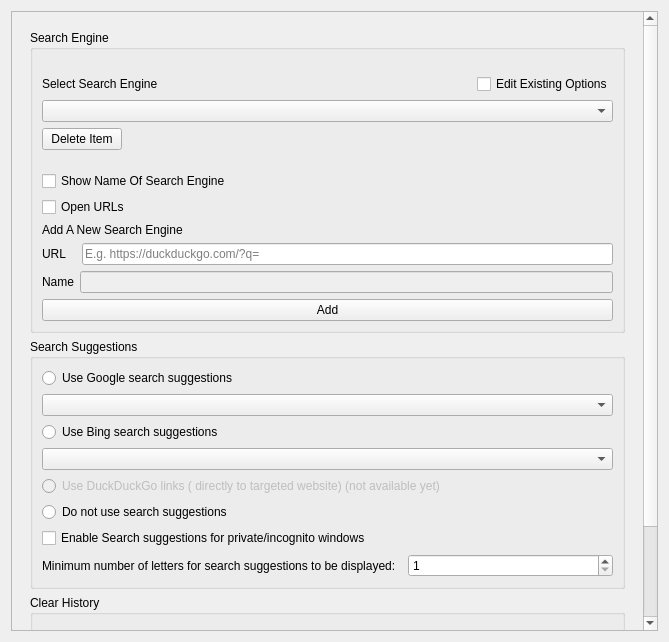
Above: src/config/quick_web_shortcuts_config.ui from alex1701c/QuickWebShortcuts before the change. Below: the same form after it.
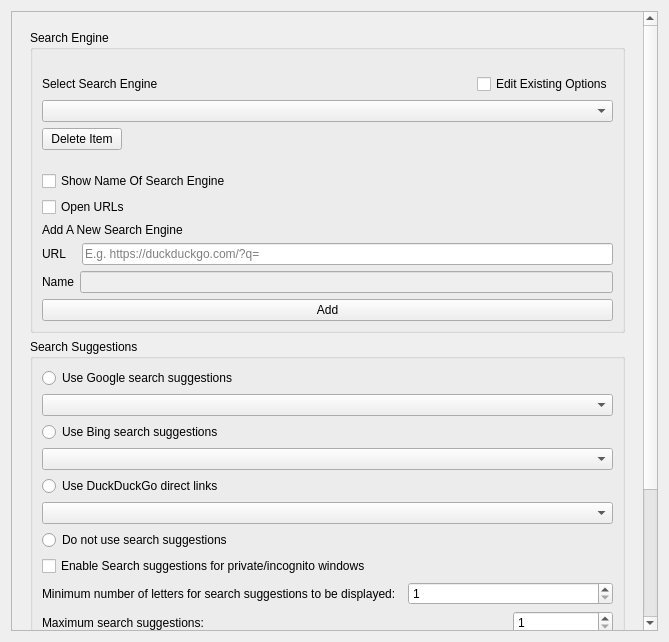
That is the form after the change. Icons and pictures are not drawn.

Commit message: Implement DuckDuckGo direct urls

What changed in the file:
```diff
--- a/src/config/quick_web_shortcuts_config.ui
+++ b/src/config/quick_web_shortcuts_config.ui
@@ -27,9 +27,9 @@
       <property name="geometry">
        <rect>
         <x>0</x>
-        <y>0</y>
+        <y>-292</y>
         <width>633</width>
-        <height>840</height>
+        <height>918</height>
        </rect>
       </property>
       <layout class="QGridLayout" name="gridLayout_2">
@@ -255,13 +255,16 @@
              <item>
               <widget class="QRadioButton" name="duckDuckGoRadioButton">
                <property name="enabled">
-                <bool>false</bool>
+                <bool>true</bool>
                </property>
                <property name="text">
-                <string>Use DuckDuckGo links ( directly to targeted website) (not available yet)</string>
+                <string>Use DuckDuckGo direct links</string>
                </property>
               </widget>
              </item>
+             <item>
+              <widget class="QComboBox" name="duckDuckGoLanguageComboBox"/>
+             </item>
              <item>
               <widget class="QRadioButton" name="disableRadioButton">
                <property name="text">
@@ -297,6 +300,45 @@
                </item>
               </layout>
              </item>
+             <item>
+              <layout class="QHBoxLayout" name="horizontalLayout_5">
+               <item alignment="Qt::AlignLeft">
+                <widget class="QLabel" name="label_3">
+                 <property name="sizePolicy">
+                  <sizepolicy hsizetype="Preferred" vsizetype="Preferred">
+                   <horstretch>0</horstretch>
+                   <verstretch>0</verstretch>
+                  </sizepolicy>
+                 </property>
+                 <property name="text">
+                  <string>Maximum search suggestions:</string>
+                 </property>
+                </widget>
+               </item>
+               <item>
+                <widget class="QSpinBox" name="maxSearchSuggestionsSpinBox">
+                 <property name="sizePolicy">
+                  <sizepolicy hsizetype="Fixed" vsizetype="Minimum">
+                   <horstretch>0</horstretch>
+                   <verstretch>0</verstretch>
+                  </sizepolicy>
+                 </property>
+                 <property name="minimumSize">
+                  <size>
+                   <width>100</width>
+                   <height>0</height>
+                  </size>
+                 </property>
+                 <property name="minimum">
+                  <number>1</number>
+                 </property>
+                 <property name="maximum">
+                  <number>19</number>
+                 </property>
+                </widget>
+               </item>
+              </layout>
+             </item>
             </layout>
            </widget>
           </item>
```
The commit also changes 5 other files.
